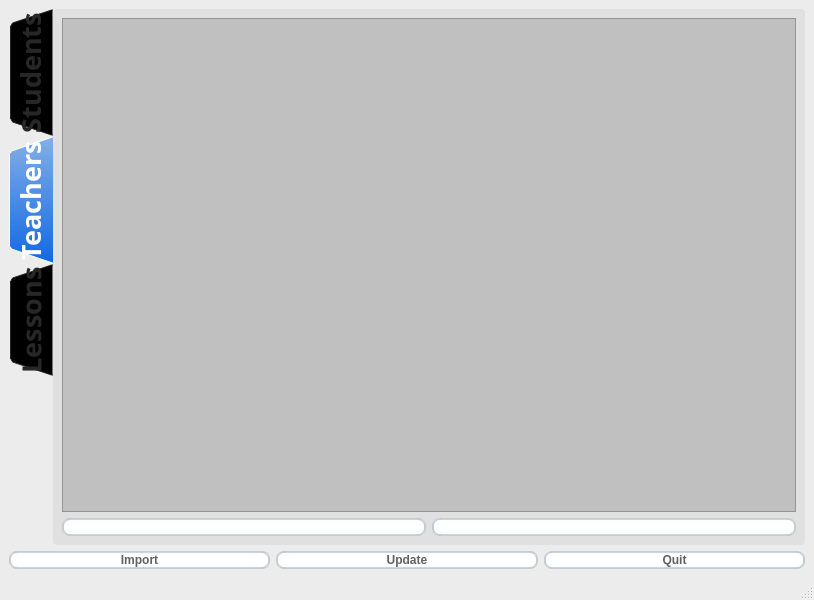
Qt form management_system.ui (fazlamuhendis/School-Management-System) before a commit.
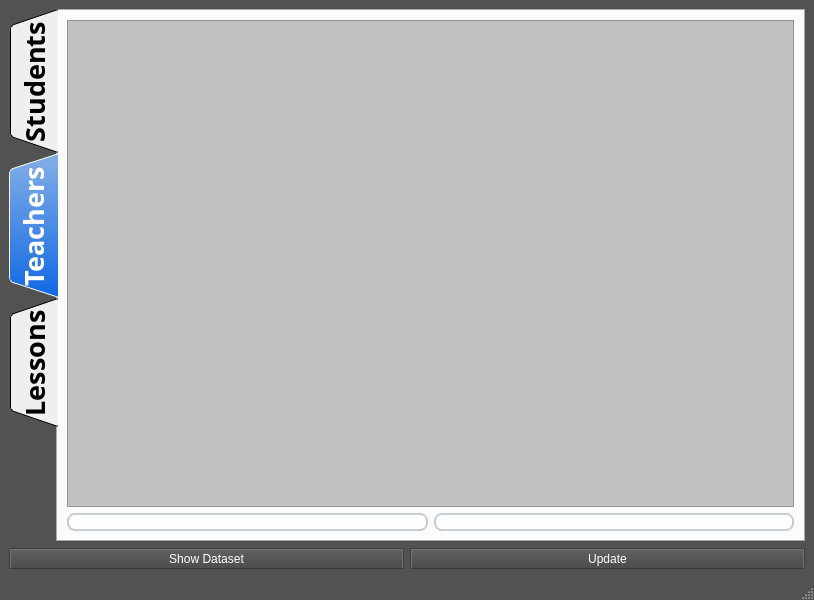
The same form after that commit. The open tabs and pages were chosen to show the change. Icons and pictures are not drawn.

Commit message: completion of the project

What changed in the file:
```diff
--- a/management_system.ui
+++ b/management_system.ui
@@ -15,36 +15,124 @@
   </property>
   <property name="styleSheet">
    <string notr="true">QMainWindow {
-    background-color:#ececec;
+	background-color:rgb(82, 82, 82);
 }
-</string>
+QMenuBar {
+	background:rgb(82, 82, 82);
+}
+QMenuBar::item {
+	color:rgb(223,219,210);
+	spacing: 3px;
+	padding: 1px 4px;
+	background: transparent;
+}
+
+QMenuBar::item:selected {
+	background:rgb(115, 115, 115);
+}
+QMenu::item:selected {
+	color:rgb(255,255,255);
+	border-width:2px;
+	border-style:solid;
+	padding-left:18px;
+	padding-right:8px;
+	padding-top:2px;
+	padding-bottom:3px;
+	background:qlineargradient(spread:pad, x1:0.5, y1:0.7, x2:0.5, y2:0.3, stop:0 rgba(87, 97, 106, 255), stop:1 rgba(93, 103, 113, 255));
+	border-top-color: qlineargradient(spread:pad, x1:0.5, y1:0.6, x2:0.5, y2:0.4, stop:0 rgba(115, 115, 115, 255), stop:1 rgba(62, 62, 62, 255));
+	border-right-color: qlineargradient(spread:pad, x1:0.4, y1:0.5, x2:0.6, y2:0.5, stop:0 rgba(115, 115, 115, 255), stop:1 rgba(62, 62, 62, 255));
+	border-left-color: qlineargradient(spread:pad, x1:0.6, y1:0.5, x2:0.4, y2:0.5, stop:0 rgba(115, 115, 115, 255), stop:1 rgba(62, 62, 62, 255));
+	border-bottom-color: rgb(58, 58, 58);
+	border-bottom-width: 1px;
+}
+QMenu::item {
+	color:rgb(223,219,210);
+	background-color:rgb(78,78,78);
+	padding-left:20px;
+	padding-top:4px;
+	padding-bottom:4px;
+	padding-right:10px;
+}
+QMenu{
+	background-color:rgb(78,78,78);
+}
+QStatusBar {
+	color:rgb(240,240,240);
+}</string>
   </property>
   <widget class="QWidget" name="centralwidget">
    <property name="styleSheet">
-    <string notr="true">QMenuBar {
-    background-color: #ececec;
+    <string notr="true">
+QMenuBar {
+    color: #ffffff;
+    background-color: #e0e0e0;
 }
+
 QMenuBar::item {
-    color: #616161;
-    spacing: 3px;
-    padding: 1px 4px;
-    background-color: #ececec;
+    background-color: #e0e0e0;
 }
 
 QMenuBar::item:selected {
-    background-color: #dadada;
-    color: #3d3d3d;
+    color: #1b3774;
+    border: 1px solid #5e90fa;
+    background-color: #5e90fa;
 }
+
+QMenuBar::item:pressed {
+    color: #1b3774;
+    border: 1px solid #7cabf9;
+    background-color: #7cabf9;
+    margin-bottom:-1px;
+    padding-bottom:1px;
+}
+
 QMenu {
     background-color: #ececec;
 }
-QMenu::item:selected {
-    background-color: #dadada;
-    color: #3d3d3d;
+
+QMenu::icon {
+    margin: 5px;
+    border-style: none;
 }
+
+QMenu::right-arrow {
+    image:url(icons/right_arrow_light.png);
+}
+
 QMenu::item {
-    color: #616161;;
-    background-color: #e0e0e0;
+    color: #ffffff;
+    background-color: #828282;
+    padding: 2px 30px 2px 30px;
+    border: 1px solid #828282; /* reserve space for selection border */
+}
+
+QMenu::item:selected {
+    color: #1b3774;
+    background-color: #7cabf9;
+}
+
+QMenu::separator {
+    height: 1px;
+    background-color: #b6b6b6;
+    margin-top: 2px;
+    margin-bottom: 2px;
+    margin-left: 6px;
+    margin-right: 6px;
+}
+
+QMenu::indicator:non-exclusive {
+    color: #ffffff;
+    background-color: #f5f5f5;
+    border: 1px solid #828282;
+    width: 11px;
+    height: 11px;
+    border-radius:2px;
+}
+
+QMenu::indicator:non-exclusive:checked {
+    background-color: #3874f2;
+    border: 1px solid #1b3774;
+    image:url(icons/checkbox_light.png);
 }
 </string>
    </property>
@@ -72,43 +160,54 @@
        <bool>false</bool>
       </property>
       <property name="styleSheet">
-       <string notr="true">QTabWidget {
-    color:rgb(0,0,0);
-    background-color:#000000;
+       <string notr="true">QTabBar::tab:top {
+	color: #eff0f1;
+	border: 1px solid #76797C;
+	border-bottom: 1px transparent black;
+	background-color: #31363b;
+	padding: 5px;
+	min-width: 50px;
+	border-top-left-radius: 6px;
+	border-top-right-radius: 6px;
 }
-QTabWidget::pane {
-    border-color: #050a0e;
-    background-color: #e0e0e0;
-    border-width: 1px;
-    border-radius: 4px;
-    position: absolute;
-    top: -0.5em;
-    padding-top: 0.5em;
+
+QTabBar::tab:top:selected {
+	color: #eff0f1;
+	background-color: #54575B;
+	border: 2px solid #76797C;
+	border-bottom: 3px solid #3daee9;
+	border-top-left-radius: 6px;
+	border-top-right-radius: 6px;
 }
 
-QTabWidget::tab-bar {
-    alignment: center;
+QTabBar::tab:top:!selected:hover {
+	background-color: #18465d;
 }
 
-QTabBar::tab {
-    border-bottom: 1px solid #c0c0c0;
-    padding: 3px;
-    color: #272727;
-    background-color: #fefefc;
-    margin-left:0px;
+/* BOTTOM TABS */
+
+QTabBar::tab:bottom {
+	color: #eff0f1;
+	border: 1px solid #76797C;
+	border-top: 1px transparent black;
+	background-color: #31363b;
+	padding: 5px;
+	border-bottom-left-radius: 6px;
+	border-bottom-right-radius: 6px;
+	min-width: 50px;
 }
-QTabBar::tab:!last {
-    border-right: 1px solid;
-    border-right-color: #c0c0c0;
-    border-bottom-color: #c0c0c0;
+
+QTabBar::tab:bottom:selected {
+	color: #eff0f1;
+	background-color: #54575B;
+	border: 2px solid #76797C;
+	border-top: 3px solid #3daee9;
+	border-bottom-left-radius: 6px;
+	border-bottom-right-radius: 6px;
 }
-QTabBar::tab:first {
-    border-top-left-radius: 4px;
-    border-bottom-left-radius: 4px;
-}
-QTabBar::tab:last {
-    border-top-right-radius: 4px;
-    border-bottom-right-radius: 4px;
+
+QTabBar::tab:bottom:!selected:hover {
+	background-color: #18465d;
 }
 QTabBar::tab:selected, QTabBar::tab:last:selected, QTabBar::tab:hover {
     color: #FFFFFF;
@@ -578,22 +677,17 @@
        <widget class="QPushButton" name="btn_import">
         <property name="styleSheet">
          <string notr="true">QPushButton{
-    padding: 0 5px 0 5px;
-    border-style: solid;
-    border-top-color: qlineargradient(spread:pad, x1:0, y1:0, x2:0, y2:1, stop:0 #c1c9cf, stop:1 #d2d8dd);
-    border-right-color: qlineargradient(spread:pad, x1:1, y1:0, x2:0, y2:0, stop:0 #c1c9cf, stop:1 #d2d8dd);
-    border-bottom-color: qlineargradient(spread:pad, x1:0, y1:1, x2:0, y2:0, stop:0 #c1c9cf, stop:1 #d2d8dd);
-    border-left-color: qlineargradient(spread:pad, x1:0, y1:0, x2:1, y2:0, stop:0 #c1c9cf, stop:1 #d2d8dd);
-    border-width: 2px;
-    border-radius: 8px;
-    color: #616161;
-    font-weight: bold;
-    background-color: qlineargradient(spread:pad, x1:0.5, y1:0, x2:0.5, y2:1, stop:0 #fbfdfd, stop:0.5 #ffffff, stop:1 #fbfdfd);
-}
-QPushButton::default{
-    border: 2px solid transparent;
-    color: #FFFFFF;
-    background-color: qlineargradient(spread:pad, x1:0.5, y1:0, x2:0.5, y2:1, stop:0 #84afe5, stop:1 #1168e4);
+	border-style: outset;
+	border-width: 2px;
+	border-top-color: qlineargradient(spread:pad, x1:0.5, y1:0.6, x2:0.5, y2:0.4, stop:0 rgba(115, 115, 115, 255), stop:1 rgba(62, 62, 62, 255));
+	border-right-color: qlineargradient(spread:pad, x1:0.4, y1:0.5, x2:0.6, y2:0.5, stop:0 rgba(115, 115, 115, 255), stop:1 rgba(62, 62, 62, 255));
+	border-left-color: qlineargradient(spread:pad, x1:0.6, y1:0.5, x2:0.4, y2:0.5, stop:0 rgba(115, 115, 115, 255), stop:1 rgba(62, 62, 62, 255));
+	border-bottom-color: rgb(58, 58, 58);
+	border-bottom-width: 1px;
+	border-style: solid;
+	color: rgb(255, 255, 255);
+	padding: 2px;
+	background-color: qlineargradient(spread:pad, x1:0.5, y1:1, x2:0.5, y2:0, stop:0 rgba(77, 77, 77, 255), stop:1 rgba(97, 97, 97, 255));
 }
 QPushButton:hover{
     color: #3d3d3d;
@@ -603,14 +697,22 @@
     background-color: qlineargradient(spread:pad, x1:0.5, y1:0, x2:0.5, y2:1, stop:0 #ffffff, stop:0.5 #fbfdfd, stop:1 #ffffff);
 }
 QPushButton:disabled{
-    color: #616161;
-    background-color: qlineargradient(spread:pad, x1:0.5, y1:0, x2:0.5, y2:1, stop:0 #dce7eb, stop:0.5 #e0e8eb, stop:1 #dee7ec);
+	border-style: outset;
+	border-width: 2px;
+	border-top-color: qlineargradient(spread:pad, x1:0.5, y1:0.6, x2:0.5, y2:0.4, stop:0 rgba(115, 115, 115, 255), stop:1 rgba(62, 62, 62, 255));
+	border-right-color: qlineargradient(spread:pad, x1:0.4, y1:0.5, x2:0.6, y2:0.5, stop:0 rgba(115, 115, 115, 255), stop:1 rgba(62, 62, 62, 255));
+	border-left-color: qlineargradient(spread:pad, x1:0.6, y1:0.5, x2:0.4, y2:0.5, stop:0 rgba(115, 115, 115, 255), stop:1 rgba(62, 62, 62, 255));
+	border-bottom-color: rgb(58, 58, 58);
+	border-bottom-width: 1px;
+	border-style: solid;
+	color: rgb(0, 0, 0);
+	padding: 2px;
+	background-color: qlineargradient(spread:pad, x1:0.5, y1:1, x2:0.5, y2:0, stop:0 rgba(57, 57, 57, 255), stop:1 rgba(77, 77, 77, 255));
 }
-
 </string>
         </property>
         <property name="text">
-         <string>Import</string>
+         <string>Show Dataset</string>
         </property>
        </widget>
       </item>
@@ -618,22 +720,17 @@
        <widget class="QPushButton" name="btn_update">
         <property name="styleSheet">
          <string notr="true">QPushButton{
-    padding: 0 5px 0 5px;
-    border-style: solid;
-    border-top-color: qlineargradient(spread:pad, x1:0, y1:0, x2:0, y2:1, stop:0 #c1c9cf, stop:1 #d2d8dd);
-    border-right-color: qlineargradient(spread:pad, x1:1, y1:0, x2:0, y2:0, stop:0 #c1c9cf, stop:1 #d2d8dd);
-    border-bottom-color: qlineargradient(spread:pad, x1:0, y1:1, x2:0, y2:0, stop:0 #c1c9cf, stop:1 #d2d8dd);
-    border-left-color: qlineargradient(spread:pad, x1:0, y1:0, x2:1, y2:0, stop:0 #c1c9cf, stop:1 #d2d8dd);
-    border-width: 2px;
-    border-radius: 8px;
-    color: #616161;
-    font-weight: bold;
-    background-color: qlineargradient(spread:pad, x1:0.5, y1:0, x2:0.5, y2:1, stop:0 #fbfdfd, stop:0.5 #ffffff, stop:1 #fbfdfd);
-}
-QPushButton::default{
-    border: 2px solid transparent;
-    color: #FFFFFF;
-    background-color: qlineargradient(spread:pad, x1:0.5, y1:0, x2:0.5, y2:1, stop:0 #84afe5, stop:1 #1168e4);
+	border-style: outset;
+	border-width: 2px;
+	border-top-color: qlineargradient(spread:pad, x1:0.5, y1:0.6, x2:0.5, y2:0.4, stop:0 rgba(115, 115, 115, 255), stop:1 rgba(62, 62, 62, 255));
+	border-right-color: qlineargradient(spread:pad, x1:0.4, y1:0.5, x2:0.6, y2:0.5, stop:0 rgba(115, 115, 115, 255), stop:1 rgba(62, 62, 62, 255));
+	border-left-color: qlineargradient(spread:pad, x1:0.6, y1:0.5, x2:0.4, y2:0.5, stop:0 rgba(115, 115, 115, 255), stop:1 rgba(62, 62, 62, 255));
+	border-bottom-color: rgb(58, 58, 58);
+	border-bottom-width: 1px;
+	border-style: solid;
+	color: rgb(255, 255, 255);
+	padding: 2px;
+	background-color: qlineargradient(spread:pad, x1:0.5, y1:1, x2:0.5, y2:0, stop:0 rgba(77, 77, 77, 255), stop:1 rgba(97, 97, 97, 255));
 }
 QPushButton:hover{
     color: #3d3d3d;
@@ -643,10 +740,18 @@
     background-color: qlineargradient(spread:pad, x1:0.5, y1:0, x2:0.5, y2:1, stop:0 #ffffff, stop:0.5 #fbfdfd, stop:1 #ffffff);
 }
 QPushButton:disabled{
-    color: #616161;
-    background-color: qlineargradient(spread:pad, x1:0.5, y1:0, x2:0.5, y2:1, stop:0 #dce7eb, stop:0.5 #e0e8eb, stop:1 #dee7ec);
+	border-style: outset;
+	border-width: 2px;
+	border-top-color: qlineargradient(spread:pad, x1:0.5, y1:0.6, x2:0.5, y2:0.4, stop:0 rgba(115, 115, 115, 255), stop:1 rgba(62, 62, 62, 255));
+	border-right-color: qlineargradient(spread:pad, x1:0.4, y1:0.5, x2:0.6, y2:0.5, stop:0 rgba(115, 115, 115, 255), stop:1 rgba(62, 62, 62, 255));
+	border-left-color: qlineargradient(spread:pad, x1:0.6, y1:0.5, x2:0.4, y2:0.5, stop:0 rgba(115, 115, 115, 255), stop:1 rgba(62, 62, 62, 255));
+	border-bottom-color: rgb(58, 58, 58);
+	border-bottom-width: 1px;
+	border-style: solid;
+	color: rgb(0, 0, 0);
+	padding: 2px;
+	background-color: qlineargradient(spread:pad, x1:0.5, y1:1, x2:0.5, y2:0, stop:0 rgba(57, 57, 57, 255), stop:1 rgba(77, 77, 77, 255));
 }
-
 </string>
         </property>
         <property name="text">
@@ -654,46 +759,6 @@
         </property>
        </widget>
       </item>
-      <item>
-       <widget class="QPushButton" name="btn_quit">
-        <property name="styleSheet">
-         <string notr="true">QPushButton{
-    padding: 0 5px 0 5px;
-    border-style: solid;
-    border-top-color: qlineargradient(spread:pad, x1:0, y1:0, x2:0, y2:1, stop:0 #c1c9cf, stop:1 #d2d8dd);
-    border-right-color: qlineargradient(spread:pad, x1:1, y1:0, x2:0, y2:0, stop:0 #c1c9cf, stop:1 #d2d8dd);
-    border-bottom-color: qlineargradient(spread:pad, x1:0, y1:1, x2:0, y2:0, stop:0 #c1c9cf, stop:1 #d2d8dd);
-    border-left-color: qlineargradient(spread:pad, x1:0, y1:0, x2:1, y2:0, stop:0 #c1c9cf, stop:1 #d2d8dd);
-    border-width: 2px;
-    border-radius: 8px;
-    color: #616161;
-    font-weight: bold;
-    background-color: qlineargradient(spread:pad, x1:0.5, y1:0, x2:0.5, y2:1, stop:0 #fbfdfd, stop:0.5 #ffffff, stop:1 #fbfdfd);
-}
-QPushButton::default{
-    border: 2px solid transparent;
-    color: #FFFFFF;
-    background-color: qlineargradient(spread:pad, x1:0.5, y1:0, x2:0.5, y2:1, stop:0 #84afe5, stop:1 #1168e4);
-}
-QPushButton:hover{
-    color: #3d3d3d;
-}
-QPushButton:pressed{
-    color: #aeaeae;
-    background-color: qlineargradient(spread:pad, x1:0.5, y1:0, x2:0.5, y2:1, stop:0 #ffffff, stop:0.5 #fbfdfd, stop:1 #ffffff);
-}
-QPushButton:disabled{
-    color: #616161;
-    background-color: qlineargradient(spread:pad, x1:0.5, y1:0, x2:0.5, y2:1, stop:0 #dce7eb, stop:0.5 #e0e8eb, stop:1 #dee7ec);
-}
-
-</string>
-        </property>
-        <property name="text">
-         <string>Quit</string>
-        </property>
-       </widget>
-      </item>
      </layout>
     </item>
    </layout>
```
Left out of the diff: 59 changed lines with no effect on the pictures. The commit also changes 2 other files.
